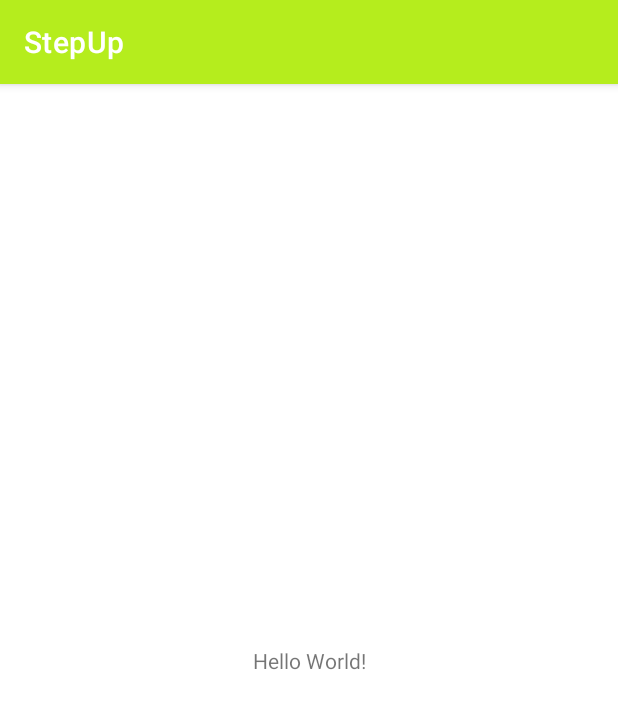
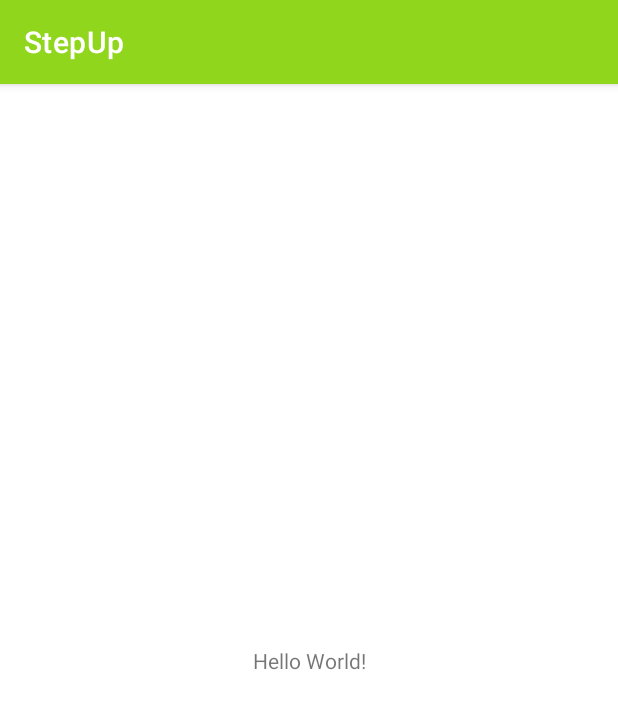
Before and after one commit to StepUp-eHealth-Application/StepUp-Frontend, an Android app: the screen it shows after launch (MainActivity), on a phone screen of 412 x 824 dp. Shown: the top 709 px of the screen. Run offline under Robolectric (Android 15) with nearby library versions, the phone set to English and light mode, and no system bars.

Commit message:
Changed primary color to a darker green

```diff
--- a/app/src/main/res/values/colors.xml
+++ b/app/src/main/res/values/colors.xml
@@ -8,7 +8,7 @@
     <color name="black">#FF000000</color>
     <color name="white">#FFFFFFFF</color>
 
-    <color name="primary">#B5ED1D</color>
+    <color name="primary">#90d61d</color>
     <color name="secondary">#194863</color>
     <color name="tertiary">#DCDCDC</color>
 </resources>
```
